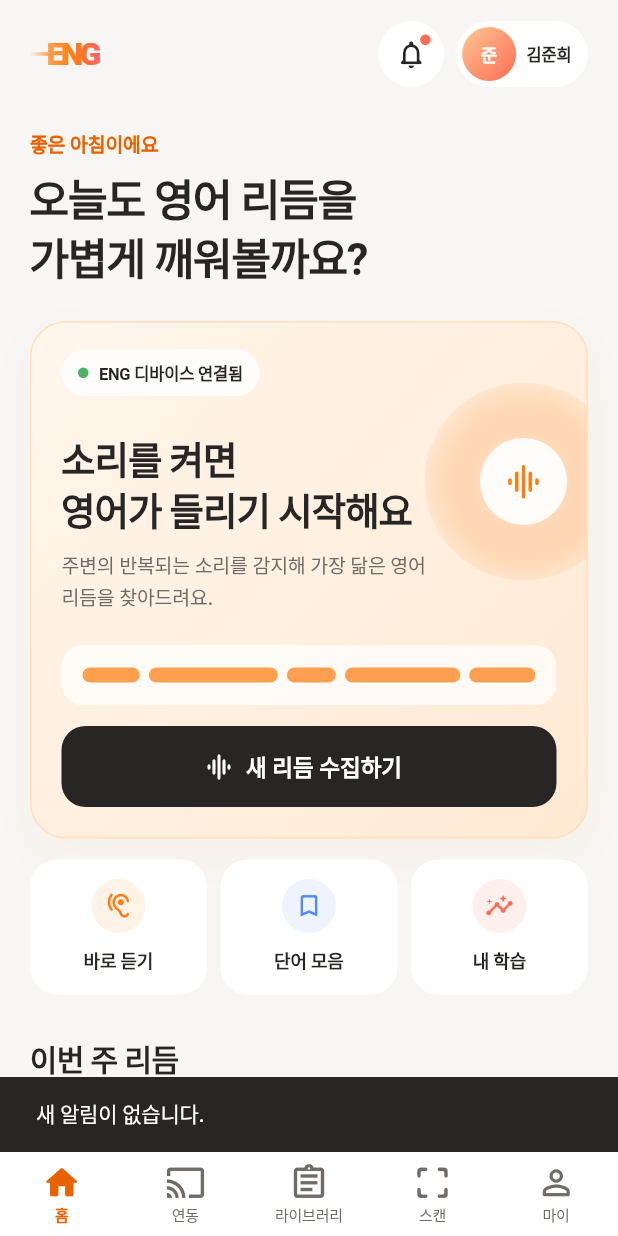
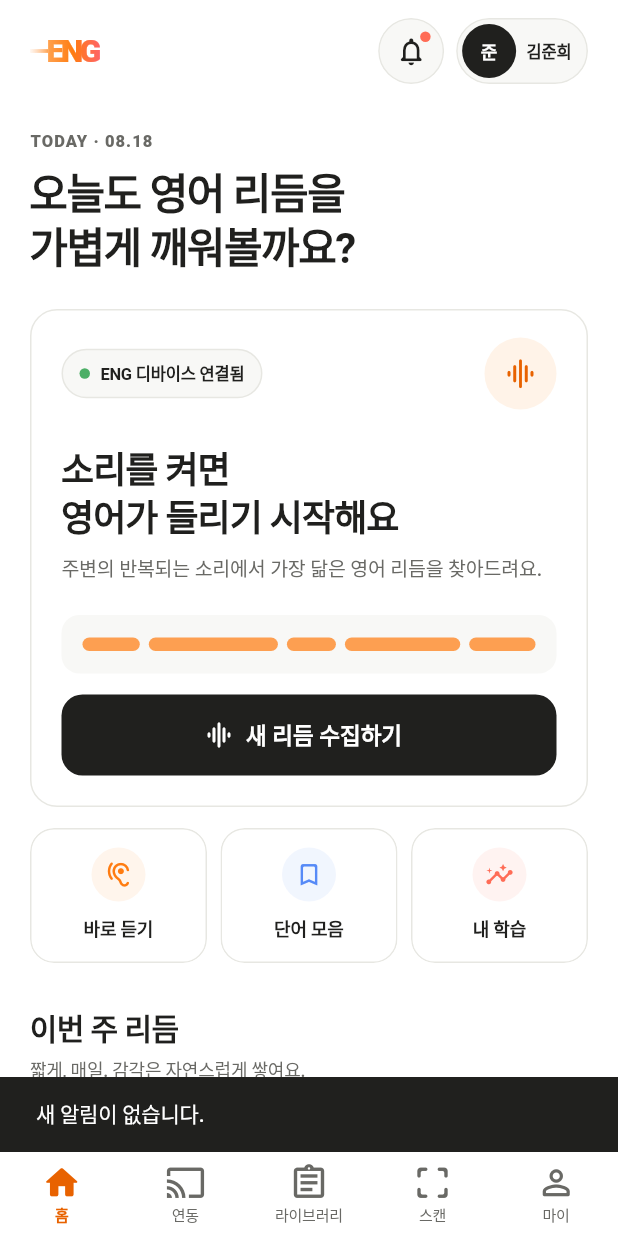
Before and after one commit to juliekimgold-web/eng-rhythm-7q2m9x4k8v3p, a Flutter app: the screen it shows after launch, after a tap on the "notifications none" icon, on a phone screen of 412 x 824 dp. Run offline on Flutter 3.47's test engine with Material 3 defaults, Android fonts, the phone set to English and light mode, and no system bars; our stand-ins replace flutter_tts; Roboto replaces fonts that are missing (Pretendard).

Commit message:
refine home and add Pages deploy

```diff
--- a/lib/core/theme/app_theme.dart
+++ b/lib/core/theme/app_theme.dart
@@ -7,11 +7,11 @@ abstract final class AppColors {
   static const coral = Color(0xFFFF6C56);
   static const blush = Color(0xFFFA9788);
   static const cream = Color(0xFFFFF3E8);
-  static const surface = Color(0xFFF7F6F4);
-  static const surfaceMuted = Color(0xFFF0EEEB);
-  static const ink = Color(0xFF282624);
-  static const inkSoft = Color(0xFF6F6B67);
-  static const line = Color(0xFFEDEAE6);
+  static const surface = Color(0xFFF8F8F6);
+  static const surfaceMuted = Color(0xFFF1F1EE);
+  static const ink = Color(0xFF20201E);
+  static const inkSoft = Color(0xFF696965);
+  static const line = Color(0xFFE7E7E2);
   static const lavender = Color(0xFFC78AF7);
   static const blue = Color(0xFF568AF7);
   static const yellow = Color(0xFFFFE75C);
@@ -19,8 +19,8 @@ abstract final class AppColors {
 
 abstract final class AppRadii {
   static const small = 8.0;
-  static const control = 10.0;
-  static const card = 14.0;
+  static const control = 12.0;
+  static const card = 18.0;
 }
 
 abstract final class AppTheme {
@@ -37,7 +37,7 @@ abstract final class AppTheme {
     return ThemeData(
       useMaterial3: true,
       colorScheme: scheme,
-      scaffoldBackgroundColor: AppColors.surface,
+      scaffoldBackgroundColor: Colors.white,
       fontFamily: 'Pretendard',
       textTheme: const TextTheme(
         headlineLarge: TextStyle(
@@ -88,7 +88,13 @@ abstract final class AppTheme {
         margin: EdgeInsets.zero,
         shape: RoundedRectangleBorder(
           borderRadius: BorderRadius.circular(AppRadii.card),
+          side: const BorderSide(color: AppColors.line),
         ),
+      ),
+      dividerTheme: const DividerThemeData(
+        color: AppColors.line,
+        thickness: 1,
+        space: 1,
       ),
       filledButtonTheme: FilledButtonThemeData(
         style: FilledButton.styleFrom(
--- a/lib/screens/home_screen.dart
+++ b/lib/screens/home_screen.dart
@@ -39,13 +39,13 @@ class HomeScreen extends StatelessWidget {
         physics: const BouncingScrollPhysics(),
         slivers: [
           SliverPadding(
-            padding: const EdgeInsets.fromLTRB(20, 14, 20, 104),
+            padding: const EdgeInsets.fromLTRB(20, 12, 20, 104),
             sliver: SliverList.list(
               children: [
                 _HomeHeader(onOpenProfile: onOpenProfile),
-                const SizedBox(height: 28),
+                const SizedBox(height: 30),
                 const _Greeting(),
-                const SizedBox(height: 22),
+                const SizedBox(height: 24),
                 _CaptureHero(onStartCapture: onStartCapture),
                 const SizedBox(height: 14),
                 _QuickActions(
@@ -147,9 +147,10 @@ class _HomeHeader extends StatelessWidget {
           button: true,
           label: '김준희 프로필 열기',
           child: Material(
-            color: Colors.white,
+            color: AppColors.surface,
             shape: RoundedRectangleBorder(
               borderRadius: BorderRadius.circular(999),
+              side: const BorderSide(color: AppColors.line),
             ),
             clipBehavior: Clip.antiAlias,
             child: InkWell(
@@ -165,11 +166,7 @@ class _HomeHeader extends StatelessWidget {
                       alignment: Alignment.center,
                       decoration: const BoxDecoration(
                         shape: BoxShape.circle,
-                        gradient: LinearGradient(
-                          begin: Alignment.topLeft,
-                          end: Alignment.bottomRight,
-                          colors: [Color(0xFFFFC693), AppColors.coral],
-                        ),
+                        color: AppColors.ink,
                       ),
                       child: const Text(
                         '준',
@@ -219,8 +216,10 @@ class _RoundAction extends StatelessWidget {
       button: true,
       label: semanticLabel,
       child: Material(
-        color: Colors.white,
-        shape: const CircleBorder(),
+        color: AppColors.surface,
+        shape: const CircleBorder(
+          side: BorderSide(color: AppColors.line),
+        ),
         clipBehavior: Clip.antiAlias,
         child: InkWell(
           onTap: onTap,
@@ -258,23 +257,27 @@ class _Greeting extends StatelessWidget {
 
   @override
   Widget build(BuildContext context) {
+    final now = DateTime.now();
+    final dateLabel =
+        '${now.month.toString().padLeft(2, '0')}.${now.day.toString().padLeft(2, '0')}';
     return Column(
       crossAxisAlignment: CrossAxisAlignment.start,
       children: [
-        const Text(
-          '좋은 아침이에요',
-          style: TextStyle(
-            color: AppColors.orangeDark,
-            fontSize: 13,
-            fontWeight: FontWeight.w700,
+        Text(
+          'TODAY · $dateLabel',
+          style: const TextStyle(
+            color: AppColors.inkSoft,
+            fontSize: 11,
+            fontWeight: FontWeight.w800,
+            letterSpacing: 0.7,
           ),
         ),
         const SizedBox(height: 7),
         Text(
           '오늘도 영어 리듬을\n가볍게 깨워볼까요?',
           style: Theme.of(context).textTheme.headlineLarge?.copyWith(
-                fontSize: 29,
-                height: 1.25,
+                fontSize: 28,
+                height: 1.22,
                 letterSpacing: -1,
               ),
         ),
@@ -291,72 +294,51 @@ class _CaptureHero extends StatelessWidget {
   @override
   Widget build(BuildContext context) {
     return Container(
+      padding: const EdgeInsets.fromLTRB(20, 18, 20, 20),
       decoration: BoxDecoration(
-        borderRadius: BorderRadius.circular(24),
-        gradient: const LinearGradient(
-          begin: Alignment.topLeft,
-          end: Alignment.bottomRight,
-          colors: [Color(0xFFFFF6EC), Color(0xFFFFE9D3)],
+        color: Colors.white,
+        borderRadius: BorderRadius.circular(18),
+        border: Border.all(color: AppColors.line),
       ),
-        border: Border.all(color: const Color(0xFFFFDFC0)),
-        boxShadow: const [
-          BoxShadow(
-            color: Color(0x0FFF7C11),
-            blurRadius: 24,
-            offset: Offset(0, 10),
-          ),
-        ],
-      ),
-      child: ClipRRect(
-        borderRadius: BorderRadius.circular(24),
-        child: Stack(
-          children: [
-            const Positioned(
-              right: -24,
-              top: 40,
-              child: _AmbientOrb(size: 132),
-            ),
-            Padding(
-              padding: const EdgeInsets.fromLTRB(20, 18, 20, 20),
       child: Column(
         crossAxisAlignment: CrossAxisAlignment.start,
         children: [
-                  const _DeviceStatus(),
-                  const SizedBox(height: 25),
+          const Row(
+            children: [
+              _DeviceStatus(),
+              Spacer(),
+              _CaptureGlyph(),
+            ],
+          ),
+          const SizedBox(height: 24),
           Text(
             '소리를 켜면\n영어가 들리기 시작해요',
             style: Theme.of(context).textTheme.headlineMedium?.copyWith(
-                          fontSize: 25,
-                          height: 1.28,
-                          letterSpacing: -0.7,
+                  fontSize: 24,
+                  height: 1.25,
+                  letterSpacing: -0.65,
                 ),
           ),
-                  const SizedBox(height: 9),
-                  const SizedBox(
-                    width: 250,
-                    child: Text(
-                      '주변의 반복되는 소리를 감지해 가장 닮은 영어 리듬을 찾아드려요.',
+          const SizedBox(height: 8),
+          const Text(
+            '주변의 반복되는 소리에서 가장 닮은 영어 리듬을 찾아드려요.',
             style: TextStyle(
               color: AppColors.inkSoft,
               fontSize: 13,
-                        height: 1.55,
+              height: 1.5,
             ),
           ),
-                  ),
-                  const SizedBox(height: 22),
+          const SizedBox(height: 20),
           Container(
-                    padding: const EdgeInsets.symmetric(
-                      horizontal: 14,
-                      vertical: 12,
-                    ),
+            padding: const EdgeInsets.symmetric(horizontal: 14, vertical: 12),
             decoration: BoxDecoration(
-                      color: Colors.white.withValues(alpha: 0.72),
-                      borderRadius: BorderRadius.circular(14),
+              color: AppColors.surface,
+              borderRadius: BorderRadius.circular(12),
             ),
             child: const SoundLengthPattern(
               lengths: [0.48, 1.0, 0.42, 0.9, 0.48],
               color: AppColors.orange,
-                      height: 10,
+              height: 9,
               gap: 6,
             ),
           ),
@@ -370,7 +352,7 @@ class _CaptureHero extends StatelessWidget {
                 foregroundColor: Colors.white,
                 minimumSize: const Size.fromHeight(54),
                 shape: RoundedRectangleBorder(
-                          borderRadius: BorderRadius.circular(16),
+                  borderRadius: BorderRadius.circular(14),
                 ),
               ),
               icon: const Icon(Icons.graphic_eq_rounded, size: 20),
@@ -379,47 +361,26 @@ class _CaptureHero extends StatelessWidget {
           ),
         ],
       ),
-            ),
-          ],
-        ),
-      ),
     );
   }
 }
 
-class _AmbientOrb extends StatelessWidget {
-  const _AmbientOrb({required this.size});
-
-  final double size;
+class _CaptureGlyph extends StatelessWidget {
+  const _CaptureGlyph();
 
   @override
   Widget build(BuildContext context) {
     return Container(
-      width: size,
-      height: size,
-      decoration: BoxDecoration(
+      width: 48,
+      height: 48,
+      decoration: const BoxDecoration(
         shape: BoxShape.circle,
-        gradient: RadialGradient(
-          colors: [
-            Colors.white.withValues(alpha: 0.82),
-            AppColors.orange.withValues(alpha: 0.08),
-          ],
-        ),
-      ),
-      child: Center(
-        child: Container(
-          width: 58,
-          height: 58,
-          decoration: BoxDecoration(
-            color: Colors.white.withValues(alpha: 0.9),
-            shape: BoxShape.circle,
+        color: AppColors.cream,
       ),
       child: const Icon(
         Icons.multitrack_audio_rounded,
-            color: AppColors.orange,
-            size: 27,
-          ),
-        ),
+        color: AppColors.orangeDark,
+        size: 23,
       ),
     );
   }
@@ -433,8 +394,9 @@ class _DeviceStatus extends StatelessWidget {
     return Container(
       padding: const EdgeInsets.symmetric(horizontal: 11, vertical: 7),
       decoration: BoxDecoration(
-        color: Colors.white.withValues(alpha: 0.82),
+        color: AppColors.surface,
         borderRadius: BorderRadius.circular(999),
+        border: Border.all(color: AppColors.line),
       ),
       child: const Row(
         mainAxisSize: MainAxisSize.min,
@@ -523,7 +485,10 @@ class _QuickActionItem extends StatelessWidget {
   Widget build(BuildContext context) {
     return Material(
       color: Colors.white,
-      borderRadius: BorderRadius.circular(18),
+      shape: RoundedRectangleBorder(
+        borderRadius: BorderRadius.circular(16),
+        side: const BorderSide(color: AppColors.line),
+      ),
       clipBehavior: Clip.antiAlias,
       child: InkWell(
         onTap: onTap,
@@ -535,7 +500,7 @@ class _QuickActionItem extends StatelessWidget {
                 width: 36,
                 height: 36,
                 decoration: BoxDecoration(
-                  color: color.withValues(alpha: 0.1),
+                  color: color.withValues(alpha: 0.08),
                   shape: BoxShape.circle,
                 ),
                 child: Icon(icon, color: color, size: 19),
@@ -616,7 +581,8 @@ class _WeeklyProgressCard extends StatelessWidget {
       padding: const EdgeInsets.fromLTRB(20, 19, 20, 18),
       decoration: BoxDecoration(
         color: Colors.white,
-        borderRadius: BorderRadius.circular(22),
+        borderRadius: BorderRadius.circular(18),
+        border: Border.all(color: AppColors.line),
       ),
       child: Column(
         children: [
@@ -727,8 +693,11 @@ class _TodayRhythmCard extends StatelessWidget {
   @override
   Widget build(BuildContext context) {
     return Material(
-      color: AppColors.ink,
-      borderRadius: BorderRadius.circular(24),
+      color: Colors.white,
+      shape: RoundedRectangleBorder(
+        borderRadius: BorderRadius.circular(18),
+        side: const BorderSide(color: AppColors.line),
+      ),
       clipBehavior: Clip.antiAlias,
       child: InkWell(
         onTap: onTap,
@@ -745,13 +714,13 @@ class _TodayRhythmCard extends StatelessWidget {
                       vertical: 6,
                     ),
                     decoration: BoxDecoration(
-                      color: Colors.white.withValues(alpha: 0.1),
+                      color: AppColors.surface,
                       borderRadius: BorderRadius.circular(999),
                     ),
                     child: Text(
                       'NO.${word.cardNumber.toString().padLeft(2, '0')}',
                       style: const TextStyle(
-                        color: Colors.white70,
+                        color: AppColors.inkSoft,
                         fontSize: 10,
                         fontWeight: FontWeight.w700,
                         letterSpacing: 0.5,
@@ -761,7 +730,7 @@ class _TodayRhythmCard extends StatelessWidget {
                   const Spacer(),
                   const Icon(
                     Icons.arrow_forward_rounded,
-                    color: Colors.white,
+                    color: AppColors.ink,
                     size: 20,
                   ),
                 ],
@@ -770,7 +739,7 @@ class _TodayRhythmCard extends StatelessWidget {
               Text(
                 word.word,
                 style: const TextStyle(
-                  color: Colors.white,
+                  color: AppColors.ink,
                   fontSize: 29,
                   fontWeight: FontWeight.w800,
                   letterSpacing: -0.8,
@@ -780,7 +749,7 @@ class _TodayRhythmCard extends StatelessWidget {
               Text(
                 '${word.phonetic}  ·  ${word.meaning}',
                 style: const TextStyle(
-                  color: Colors.white60,
+                  color: AppColors.inkSoft,
                   fontSize: 12,
                   fontWeight: FontWeight.w500,
                 ),
@@ -791,7 +760,7 @@ class _TodayRhythmCard extends StatelessWidget {
                   Expanded(
                     child: SoundLengthPattern(
                       lengths: word.syllableDurations,
-                      color: word.color,
+                      color: AppColors.ink,
                       height: 8,
                       gap: 7,
                     ),
@@ -806,7 +775,7 @@ class _TodayRhythmCard extends StatelessWidget {
                     ),
                     child: const Icon(
                       Icons.volume_up_rounded,
-                      color: AppColors.ink,
+                      color: Colors.white,
                       size: 20,
                     ),
                   ),
@@ -829,10 +798,13 @@ class _EmptyRhythmCard extends StatelessWidget {
   Widget build(BuildContext context) {
     return Material(
       color: Colors.white,
-      borderRadius: BorderRadius.circular(22),
+      shape: RoundedRectangleBorder(
+        borderRadius: BorderRadius.circular(18),
+        side: const BorderSide(color: AppColors.line),
+      ),
       child: InkWell(
         onTap: onStartCapture,
-        borderRadius: BorderRadius.circular(22),
+        borderRadius: BorderRadius.circular(18),
         child: const Padding(
           padding: EdgeInsets.all(22),
           child: Row(
@@ -859,11 +831,11 @@ class _RecentWordCard extends StatelessWidget {
     return SizedBox(
       width: 148,
       child: Material(
-        color: Color.alphaBlend(
-          word.color.withValues(alpha: 0.085),
-          Colors.white,
+        color: Colors.white,
+        shape: RoundedRectangleBorder(
+          borderRadius: BorderRadius.circular(16),
+          side: const BorderSide(color: AppColors.line),
         ),
-        borderRadius: BorderRadius.circular(20),
         clipBehavior: Clip.antiAlias,
         child: InkWell(
           onTap: onTap,
@@ -938,8 +910,9 @@ class _TipCard extends StatelessWidget {
     return Container(
       padding: const EdgeInsets.all(18),
       decoration: BoxDecoration(
-        color: const Color(0xFFF1F3FF),
-        borderRadius: BorderRadius.circular(22),
+        color: AppColors.surface,
+        borderRadius: BorderRadius.circular(18),
+        border: Border.all(color: AppColors.line),
       ),
       child: const Row(
         crossAxisAlignment: CrossAxisAlignment.start,
@@ -986,7 +959,7 @@ class _TipIcon extends StatelessWidget {
       ),
       child: const Icon(
         Icons.lightbulb_outline_rounded,
-        color: AppColors.blue,
+        color: AppColors.orangeDark,
         size: 20,
       ),
     );
```
Also changed, not shown: 2 other files. Lines whose indentation alone changed are shown as unchanged.
